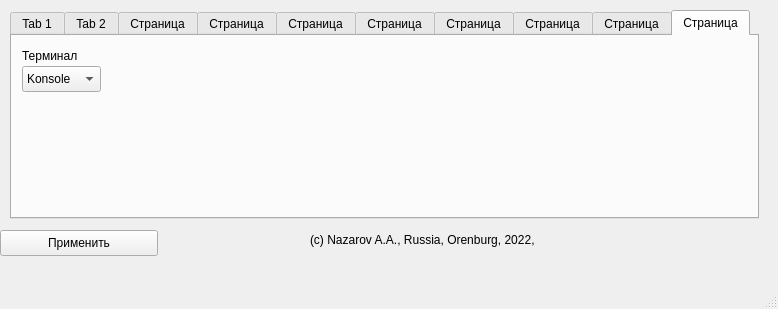
The window that mainwindow.ui (ArtNazarov/arch-post-installer) describes before a commit, drawn with Qt 5.
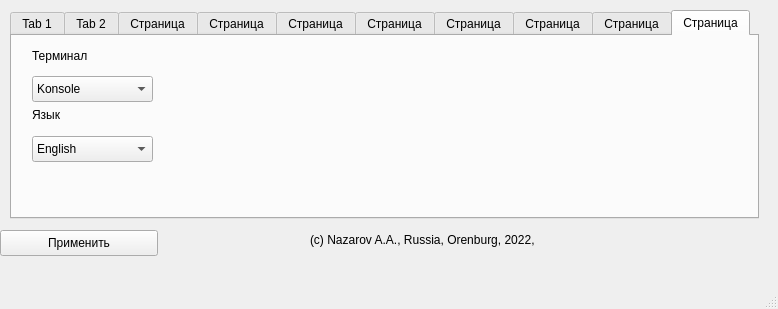
The same window after the commit. The open tabs and pages were chosen to show the change.

What changed in the file:
```diff
--- a/mainwindow.ui
+++ b/mainwindow.ui
@@ -711,7 +711,7 @@
      <widget class="QLabel" name="txtTerm">
       <property name="geometry">
        <rect>
-        <x>10</x>
+        <x>20</x>
         <y>10</y>
         <width>91</width>
         <height>20</height>
@@ -724,9 +724,9 @@
      <widget class="QComboBox" name="cboTerminal">
       <property name="geometry">
        <rect>
-        <x>10</x>
-        <y>30</y>
-        <width>79</width>
+        <x>20</x>
+        <y>40</y>
+        <width>121</width>
         <height>26</height>
        </rect>
       </property>
@@ -791,6 +791,42 @@
        </property>
       </item>
      </widget>
+     <widget class="QComboBox" name="cboLanguage">
+      <property name="geometry">
+       <rect>
+        <x>20</x>
+        <y>100</y>
+        <width>121</width>
+        <height>26</height>
+       </rect>
+      </property>
+      <property name="currentIndex">
+       <number>0</number>
+      </property>
+      <item>
+       <property name="text">
+        <string>English</string>
+       </property>
+      </item>
+      <item>
+       <property name="text">
+        <string>Русский</string>
+       </property>
+      </item>
+     </widget>
+     <widget class="QLabel" name="lblLanguage">
+      <property name="geometry">
+       <rect>
+        <x>20</x>
+        <y>70</y>
+        <width>63</width>
+        <height>18</height>
+       </rect>
+      </property>
+      <property name="text">
+       <string>Язык</string>
+      </property>
+     </widget>
     </widget>
    </widget>
   </widget>
```
Left out of the diff: 4 changed lines with no effect on the pictures.
